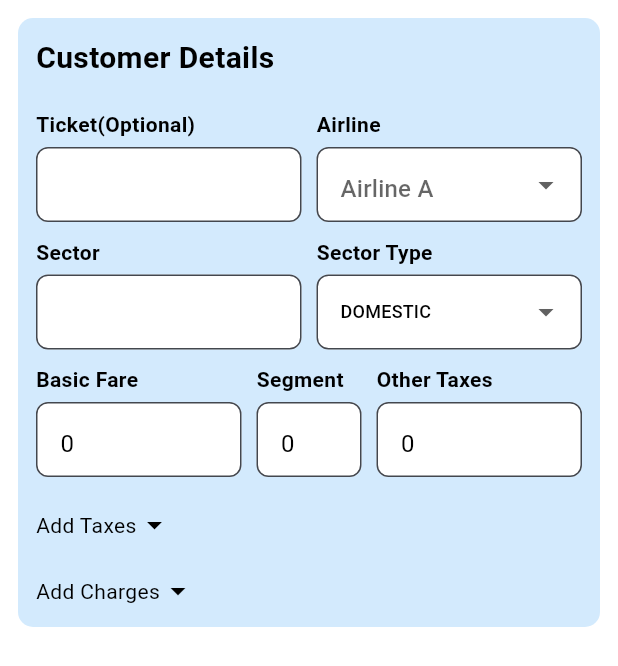
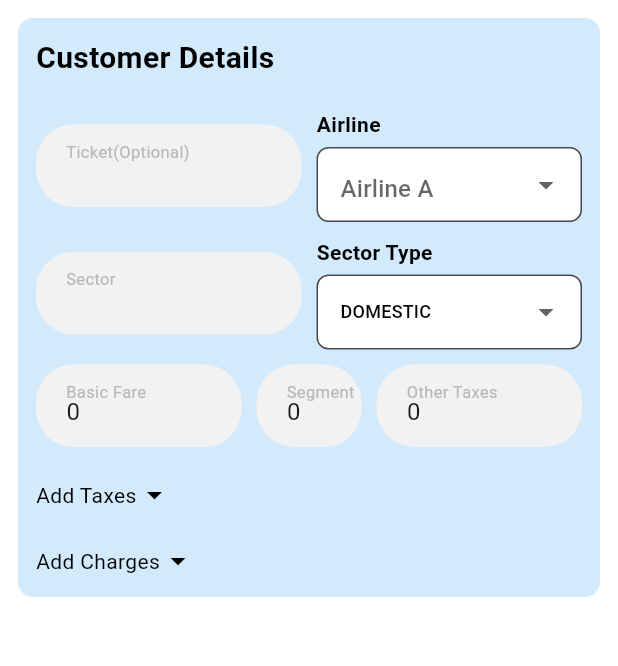
Before and after one commit to ahmadtechdev/evoucherapp, a Flutter app: the CustomerDetail screen opened directly, on a phone screen of 412 x 824 dp. Shown: the top 666 px of the screen. Run offline on Flutter 3.47's test engine with Material 3 defaults, Android fonts, the phone set to English and light mode, and no system bars; our stand-ins replace dio, dropdown_search, flutter_riverpod, get, image_picker, lottie and 4 more; missing offline and left inert: excel; accounts and stored records are empty.

Commit message:
commiting that have errors before getting correct code from github

```diff
--- a/lib/common_widget/round_textfield.dart
+++ b/lib/common_widget/round_textfield.dart
@@ -131,7 +131,7 @@ class RoundTitleTextfield extends StatelessWidget {
   const RoundTitleTextfield({
     super.key,
     required this.title,
-    required this.hintText,
+    this.hintText ="",
     this.controller,
     this.keyboardType,
     this.bgColor,
--- a/lib/views/ticketvoucher/customer_detail.dart
+++ b/lib/views/ticketvoucher/customer_detail.dart
@@ -1,3 +1,4 @@
+import 'package:evoucher/common_widget/round_textfield.dart';
 import 'package:evoucher/views/ticketvoucher/ticketvoucherControler.dart';
 import 'package:flutter/material.dart';
 import 'package:get/get.dart';
@@ -39,6 +40,7 @@ class CustomerDetail extends StatelessWidget {
                           child: _buildTextField(
                             controller: controller.ticketNumberController,
                             text: 'Ticket(Optional)',
+
                           ),
                         ),
                         SizedBox(width: 10),
@@ -393,7 +395,7 @@ class CustomerDetail extends StatelessWidget {
                           ],
                         );
                       } else {
-                        return SizedBox(); // If not visible, return empty SizedBox
+                        return const SizedBox(); // If not visible, return empty SizedBox
                       }
                     }),
                   ],
@@ -409,32 +411,8 @@ class CustomerDetail extends StatelessWidget {
   // TextField widget
   Widget _buildTextField(
       {required TextEditingController controller, required String text}) {
-    return Column(
-      crossAxisAlignment: CrossAxisAlignment.start,
-      children: [
-        Text(
-          text,
-          style: TextStyle(
-              color: Colors.black, fontSize: 14, fontWeight: FontWeight.bold),
-        ),
-        SizedBox(height: 5),
-        Container(
-          height: 50,
-          child: TextFormField(
-            controller: controller,
-            style: TextStyle(color: Colors.black),
-            decoration: InputDecoration(
-              labelStyle: TextStyle(color: Colors.white),
-              filled: true,
-              fillColor: Colors.white,
-              border: OutlineInputBorder(
-                borderRadius: BorderRadius.circular(8.0),
-              ),
-            ),
-          ),
-        ),
-      ],
-    );
+    return RoundTitleTextfield(title: text, controller: controller,) ;
+
   }
 
   // Dropdown field widget
--- a/lib/views/ticketvoucher/tictek voucher.dart
+++ b/lib/views/ticketvoucher/tictek voucher.dart
@@ -1,5 +1,5 @@
-import 'package:evoucher/views/ticketvoucher/Supplier.dart';
-import 'package:evoucher/views/ticketvoucher/customer_D.dart';
+import 'package:evoucher/views/ticketvoucher/Supplier_detail.dart';
+import 'package:evoucher/views/ticketvoucher/customer_detail.dart';
 import 'package:flutter/material.dart';
 import '../../common/color_extension.dart';
 import '../../common_widget/dart_selector2.dart';
```
Also changed, not shown: lib/views/ticketvoucher/Supplier_detail.dart (+3 -26 lines).
